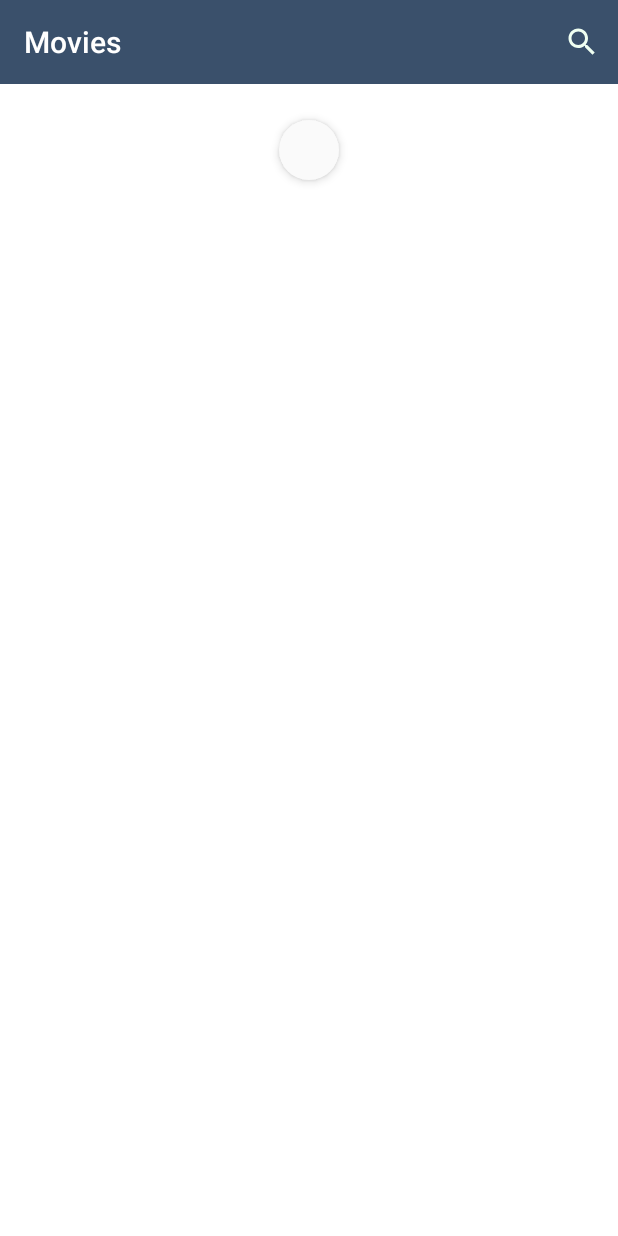
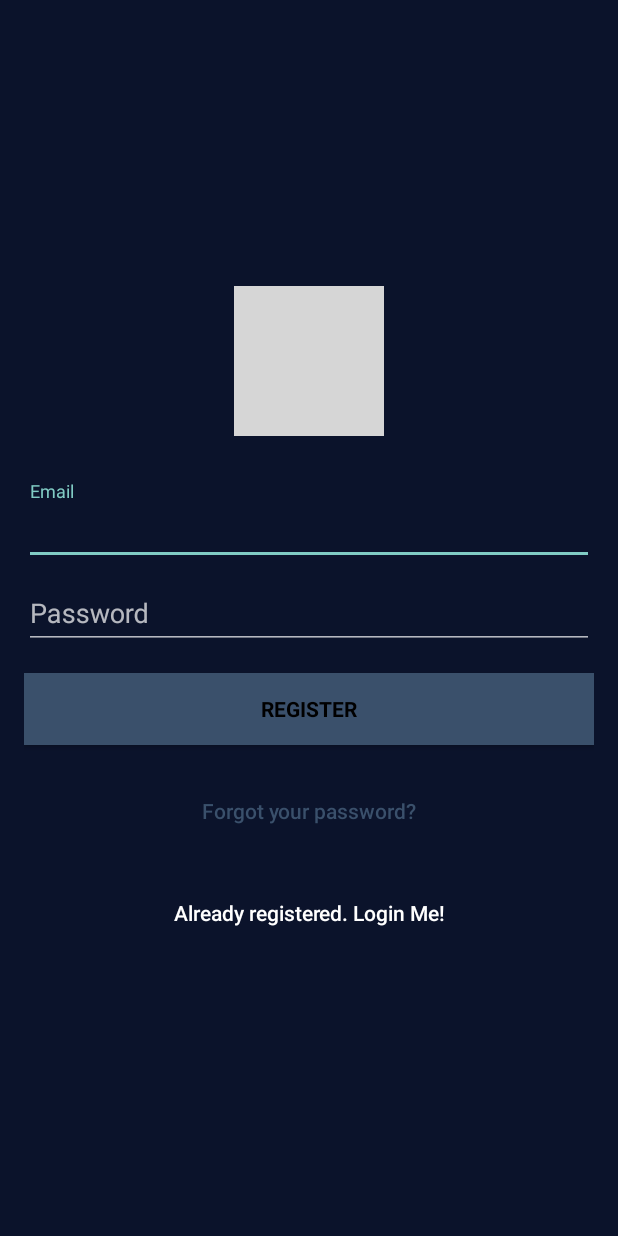
Before and after one commit to BrunaDanielle/filmesMVP-complete, an Android app: the screen it shows after launch (MainActivity before the commit, SignUpActivity after it), on a phone screen of 412 x 824 dp. Run offline under Robolectric (Android 15) with nearby library versions, the phone set to English and light mode, and no system bars; our stand-ins replace Firebase (no records; nobody signed in at launch, a user with empty details on screens opened directly); grey boxes are pictures that could not be loaded.

Commit message:
Add login and signin

```diff
--- /dev/null
+++ b/app/src/main/java/com/example/filmesmvp/filmesmvp/Register/SignUpActivity.java
@@ -0,0 +1,109 @@
+package com.example.filmesmvp.filmesmvp.Register;
+
+import androidx.annotation.NonNull;
+import androidx.appcompat.app.AppCompatActivity;
+
+import android.content.Intent;
+import android.os.Bundle;
+import android.text.TextUtils;
+import android.view.View;
+import android.widget.Button;
+import android.widget.EditText;
+import android.widget.ProgressBar;
+import android.widget.Toast;
+
+import com.example.filmesmvp.R;
+import com.example.filmesmvp.filmesmvp.filmes.MainActivity;
+import com.google.android.gms.tasks.OnCompleteListener;
+import com.google.android.gms.tasks.Task;
+import com.google.firebase.auth.AuthResult;
+import com.google.firebase.auth.FirebaseAuth;
+
+public class SignUpActivity extends AppCompatActivity {
+
+    private EditText inputEmail, inputPassword;
+    private Button btnSignIn, btnSignUp, btnResetPassword;
+    private ProgressBar progressBar;
+    private FirebaseAuth auth;
+
+    @Override
+    protected void onCreate(Bundle savedInstanceState) {
+        super.onCreate(savedInstanceState);
+        setContentView(R.layout.activity_sign_up);
+
+        //Get Firebase auth instance
+        auth = FirebaseAuth.getInstance();
+
+        btnSignIn = (Button) findViewById(R.id.sign_in_button);
+        btnSignUp = (Button) findViewById(R.id.sign_up_button);
+        inputEmail = (EditText) findViewById(R.id.email);
+        inputPassword = (EditText) findViewById(R.id.password);
+        progressBar = (ProgressBar) findViewById(R.id.progressBar);
+        btnResetPassword = (Button) findViewById(R.id.btn_reset_password);
+
+        btnResetPassword.setOnClickListener(new View.OnClickListener() {
+            @Override
+            public void onClick(View v) {
+                startActivity(new Intent(SignUpActivity.this, ResetPasswordActivity.class));
+            }
+        });
+
+        btnSignIn.setOnClickListener(new View.OnClickListener() {
+            @Override
+            public void onClick(View v) {
+                finish();
+            }
+        });
+
+        btnSignUp.setOnClickListener(new View.OnClickListener() {
+            @Override
+            public void onClick(View v) {
+
+                String email = inputEmail.getText().toString().trim();
+                String password = inputPassword.getText().toString().trim();
+
+                if (TextUtils.isEmpty(email)) {
+                    Toast.makeText(getApplicationContext(), "Enter email address!", Toast.LENGTH_SHORT).show();
+                    return;
+                }
+
+                if (TextUtils.isEmpty(password)) {
+                    Toast.makeText(getApplicationContext(), "Enter password!", Toast.LENGTH_SHORT).show();
+                    return;
+                }
+
+                if (password.length() < 6) {
+                    Toast.makeText(getApplicationContext(), "Password too short, enter minimum 6 characters!", Toast.LENGTH_SHORT).show();
+                    return;
+                }
+
+                progressBar.setVisibility(View.VISIBLE);
+                //create user
+                auth.createUserWithEmailAndPassword(email, password)
+                        .addOnCompleteListener(SignUpActivity.this, new OnCompleteListener<AuthResult>() {
+                            @Override
+                            public void onComplete(@NonNull Task<AuthResult> task) {
+                                Toast.makeText(SignUpActivity.this, "createUserWithEmail:onComplete:" + task.isSuccessful(), Toast.LENGTH_SHORT).show();
+                                progressBar.setVisibility(View.GONE);
+                                // If sign in fails, display a message to the user. If sign in succeeds
+                                // the auth state listener will be notified and logic to handle the
+                                // signed in user can be handled in the listener.
+                                if (!task.isSuccessful()) {
+                                    Toast.makeText(SignUpActivity.this, "Authentication failed." + task.getException(),
+                                            Toast.LENGTH_SHORT).show();
+                                } else {
+                                    startActivity(new Intent(SignUpActivity.this, MainActivity.class));
+                                    finish();
+                                }
+                            }
+                        });
+            }
+        });
+    }
+
+    @Override
+    protected void onResume() {
+        super.onResume();
+        progressBar.setVisibility(View.GONE);
+    }
+}
--- a/app/src/main/java/com/example/filmesmvp/filmesmvp/filmes/FilmesPresenter.java
+++ b/app/src/main/java/com/example/filmesmvp/filmesmvp/filmes/FilmesPresenter.java
@@ -6,9 +6,6 @@ import com.example.filmesmvp.filmesmvp.data.FilmeServiceAPI;
 import com.example.filmesmvp.filmesmvp.data.model.Filme;
 import com.example.filmesmvp.filmesmvp.data.model.FilmeResultadoBusca;
 import com.example.filmesmvp.filmesmvp.filmeDetalhes.model.FilmeDetalhes;
-
-import java.io.IOException;
-import java.util.logging.Handler;
 
 public class FilmesPresenter implements FilmesContract.UserActionsListener {
     private final FilmeServiceAPI mApi;
--- /dev/null
+++ b/app/src/main/res/layout/activity_sign_up.xml
@@ -0,0 +1,100 @@
+<?xml version="1.0" encoding="utf-8"?>
+<androidx.coordinatorlayout.widget.CoordinatorLayout xmlns:android="http://schemas.android.com/apk/res/android"
+    xmlns:tools="http://schemas.android.com/tools"
+    android:layout_width="match_parent"
+    android:layout_height="match_parent"
+    android:fitsSystemWindows="true"
+    tools:context=".LoginActivity">
+
+    <LinearLayout
+        android:layout_width="fill_parent"
+        android:layout_height="fill_parent"
+        android:background="@color/colorPrimaryDark"
+        android:gravity="center"
+        android:orientation="vertical"
+        android:padding="@dimen/activity_horizontal_margin">
+
+
+        <ImageView
+            android:layout_width="@dimen/logo_w_h"
+            android:layout_height="@dimen/logo_w_h"
+            android:layout_gravity="center_horizontal"
+            android:layout_marginBottom="30dp"
+            android:src="@drawable/icone_app" />
+
+        <com.google.android.material.textfield.TextInputLayout
+            android:layout_width="match_parent"
+            android:layout_height="wrap_content">
+
+            <EditText
+                android:id="@+id/email"
+                android:layout_width="match_parent"
+                android:layout_height="wrap_content"
+                android:hint="@string/email"
+                android:inputType="textEmailAddress"
+                android:maxLines="1"
+                android:singleLine="true"
+                android:textColor="@android:color/white" />
+
+        </com.google.android.material.textfield.TextInputLayout>
+
+        <com.google.android.material.textfield.TextInputLayout
+            android:layout_width="match_parent"
+            android:layout_height="wrap_content">
+
+            <EditText
+                android:id="@+id/password"
+                android:layout_width="match_parent"
+                android:layout_height="wrap_content"
+                android:focusableInTouchMode="true"
+                android:hint="@string/hint_password"
+                android:imeOptions="actionUnspecified"
+                android:inputType="textPassword"
+                android:maxLines="1"
+                android:singleLine="true"
+                android:textColor="@android:color/white" />
+
+        </com.google.android.material.textfield.TextInputLayout>
+
+        <Button
+            android:id="@+id/sign_up_button"
+            style="?android:textAppearanceSmall"
+            android:layout_width="match_parent"
+            android:layout_height="wrap_content"
+            android:layout_marginTop="16dp"
+            android:background="@color/colorAccent"
+            android:text="@string/action_sign_in_short"
+            android:textColor="@android:color/black"
+            android:textStyle="bold" />
+
+        <Button
+            android:id="@+id/btn_reset_password"
+            android:layout_width="fill_parent"
+            android:layout_height="wrap_content"
+            android:layout_marginTop="20dp"
+            android:background="@null"
+            android:text="@string/btn_forgot_password"
+            android:textAllCaps="false"
+            android:textColor="@color/colorAccent" />
+
+        <!-- Link to Login Screen -->
+
+        <Button
+            android:id="@+id/sign_in_button"
+            android:layout_width="fill_parent"
+            android:layout_height="wrap_content"
+            android:layout_marginTop="20dp"
+            android:background="@null"
+            android:text="@string/btn_link_to_login"
+            android:textAllCaps="false"
+            android:textColor="@color/colorWhite" />
+    </LinearLayout>
+
+    <ProgressBar
+        android:id="@+id/progressBar"
+        android:layout_width="30dp"
+        android:layout_height="30dp"
+        android:layout_gravity="center|bottom"
+        android:layout_marginBottom="20dp"
+        android:visibility="gone" />
+</androidx.coordinatorlayout.widget.CoordinatorLayout>
--- a/app/src/main/res/values/dimens.xml
+++ b/app/src/main/res/values/dimens.xml
@@ -4,6 +4,5 @@
     <dimen name="activity_horizontal_margin">16dp</dimen>
     <dimen name="activity_vertical_margin">16dp</dimen>
     <dimen name="fab_margin">16dp</dimen>
-
-
+    <dimen name="logo_w_h">100dp</dimen>
 </resources>
--- a/build.gradle
+++ b/build.gradle
@@ -8,6 +8,7 @@ buildscript {
     }
     dependencies {
         classpath 'com.android.tools.build:gradle:3.5.1'
+        classpath 'com.google.gms:google-services:4.3.2'
 
         // NOTE: Do not place your application dependencies here; they belong
         // in the individual module build.gradle files
```
Also changed, not shown: app/build.gradle (+5 -2 lines), app/src/main/AndroidManifest.xml (+7 -3 lines), app/src/main/java/com/example/filmesmvp/filmesmvp/Register/LoginActivity.java (added, +16 -0 lines), app/src/main/java/com/example/filmesmvp/filmesmvp/Register/ResetPasswordActivity.java (added, +16 -0 lines), app/src/main/java/com/example/filmesmvp/filmesmvp/data/FilmeServiceImpl.java (+0 -12 lines), app/src/main/res/layout/activity_login.xml (added, +100 -0 lines), app/src/main/res/layout/activity_reset_password.xml (added, +9 -0 lines), app/src/main/res/values/strings.xml (+29 -0 lines), 2 other files.
